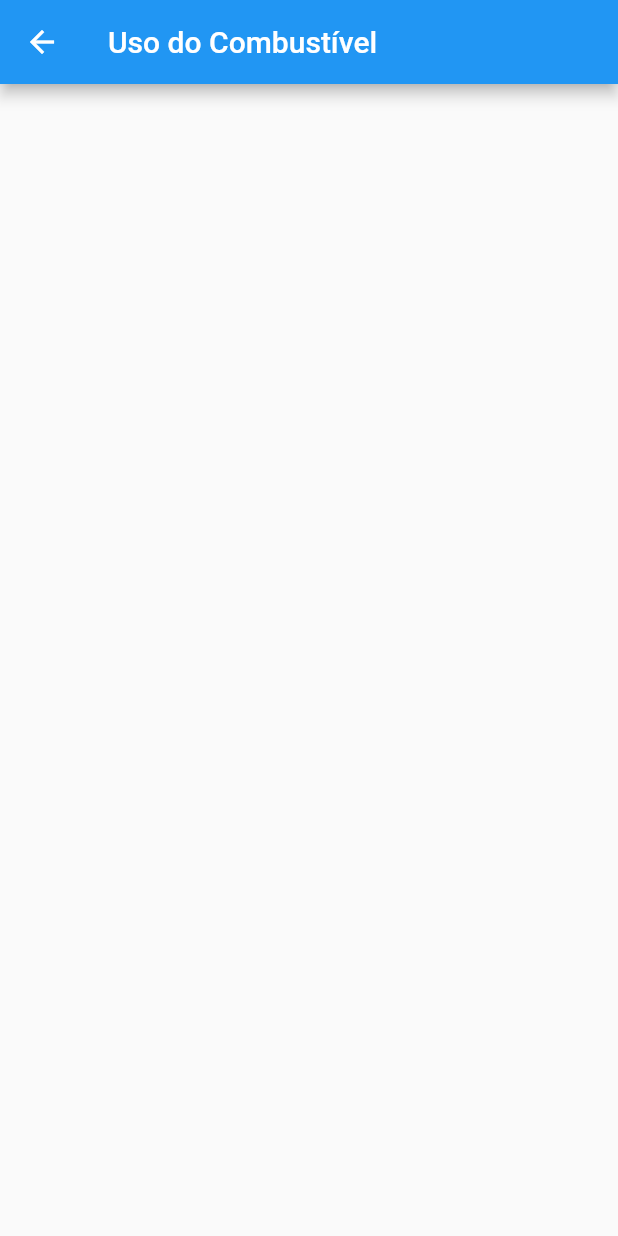
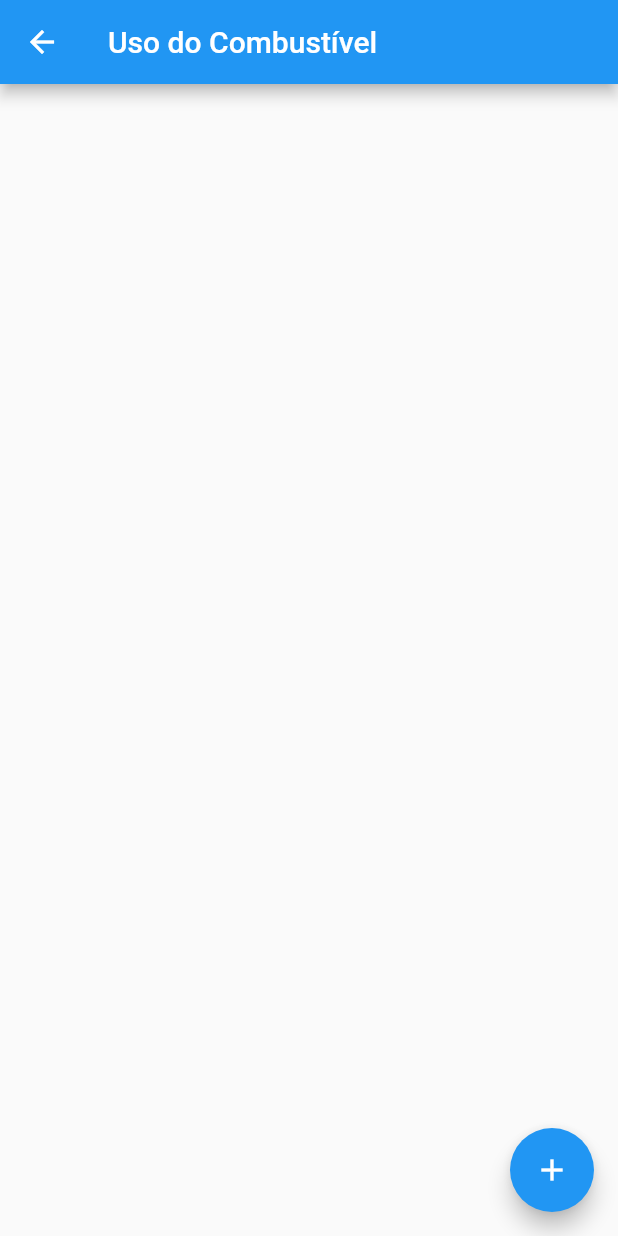
Before and after one commit to kr0ck/Controle-MotoBoy, a Flutter app: the UsoCombustivelScreen screen opened directly, on a phone screen of 412 x 824 dp. Run offline on Flutter 3.47's test engine with Material 2 defaults, Android fonts, the light colour scheme and no system bars.

Commit message:
Adicionando o botão de adicionar novo item

```diff
--- a/lib/Screens/Uso_Combustivel_Screen.dart
+++ b/lib/Screens/Uso_Combustivel_Screen.dart
@@ -13,6 +13,10 @@ class _UsoCombustivelScreenState extends State<UsoCombustivelScreen> {
         title: Text('Uso do Combustível'),
       ),
       body: Container(),
+      floatingActionButton: FloatingActionButton(
+        onPressed: () {},
+        child: Icon(Icons.add),
+      ),
     );
   }
 }
--- a/lib/Screens/Viagens_Screen.dart
+++ b/lib/Screens/Viagens_Screen.dart
@@ -13,6 +13,10 @@ class _ViagensScreenState extends State<ViagensScreen> {
         title: Text('Viagens'),
       ),
       body: Container(),
+      floatingActionButton: FloatingActionButton(
+        onPressed: () {},
+        child: Icon(Icons.add),
+      ),
     );
   }
 }
```
